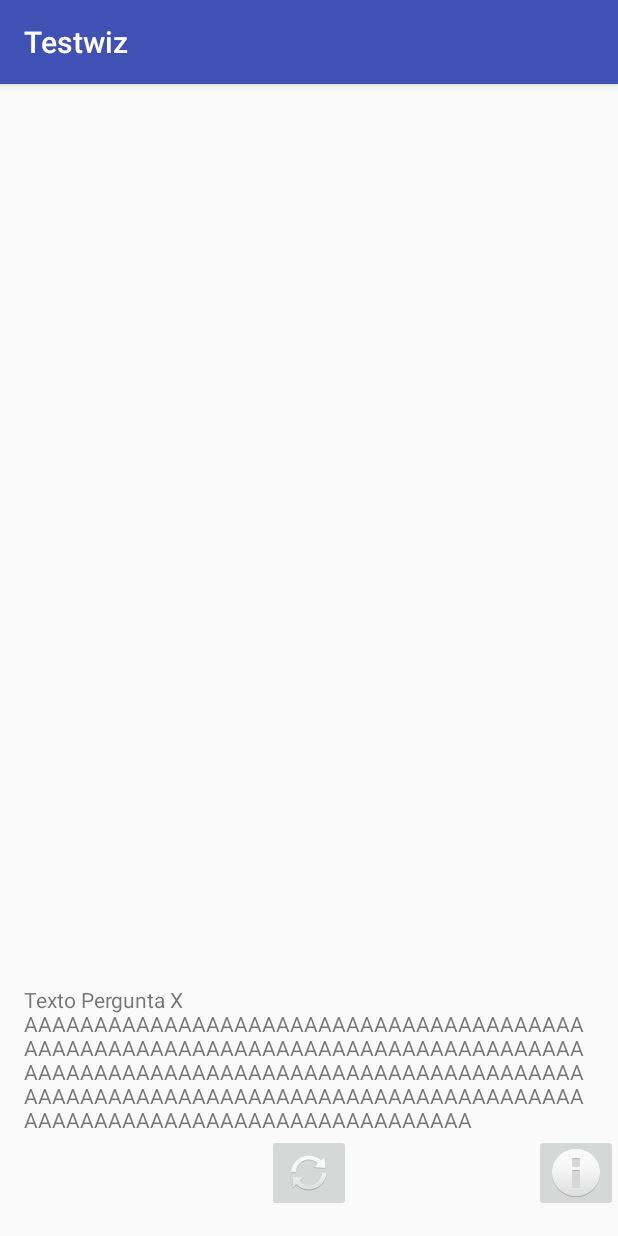
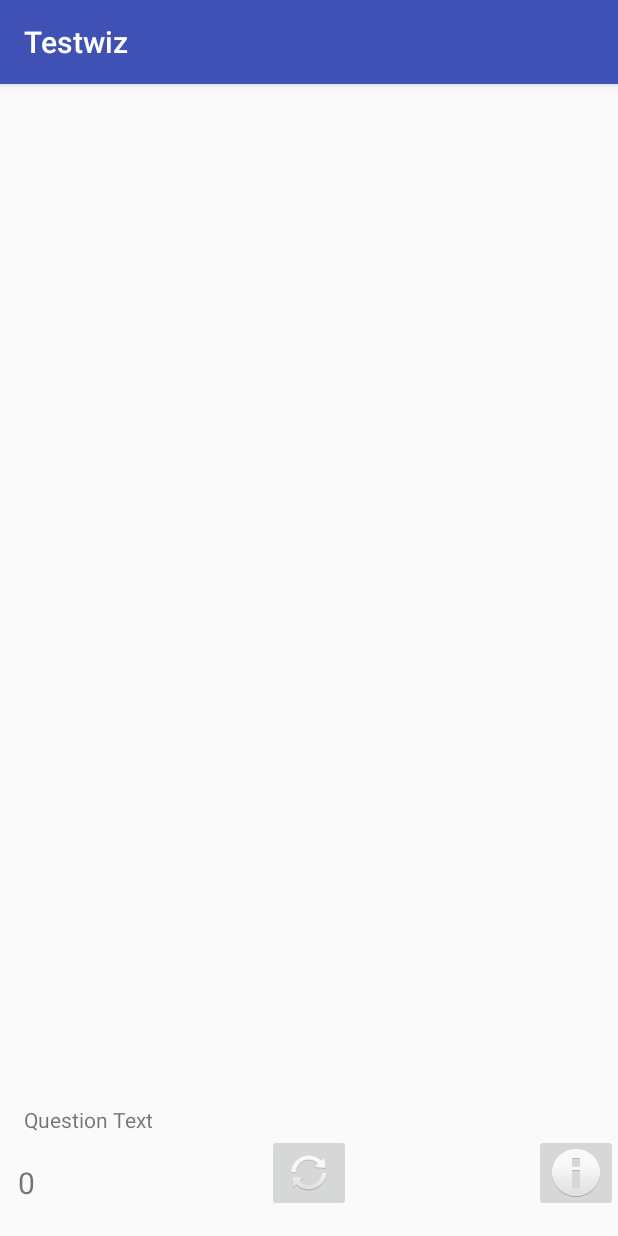
Before and after one commit to ronaldpereira/unit-test-quiz, an Android app: the QuestionsActivity screen opened directly, with no data from a screen before it, on a phone screen of 412 x 824 dp. Run offline under Robolectric (Android 15) with nearby library versions, the light colour scheme and no system bars.

Commit message:
view - display user points on screen

```diff
--- a/app/src/main/res/layout/activity_questions.xml
+++ b/app/src/main/res/layout/activity_questions.xml
@@ -24,7 +24,7 @@
             android:orientation="vertical" >
 
             <TextView
-                android:text="Texto Pergunta X AAAAAAAAAAAAAAAAAAAAAAAAAAAAAAAAAAAAAAAAAAAAAAAAAAAAAAAAAAAAAAAAAAAAAAAAAAAAAAAAAAAAAAAAAAAAAAAAAAAAAAAAAAAAAAAAAAAAAAAAAAAAAAAAAAAAAAAAAAAAAAAAAAAAAAAAAAAAAAAAAAAAAAAAAAAAAAAAAAAAAAAAAAAAAAAA"
+                android:text="Question Text"
                 android:layout_width="match_parent"
                 android:layout_height="match_parent"
                 android:id="@+id/textViewText" />
@@ -37,6 +37,17 @@
         android:layout_height="wrap_content"
         android:id="@+id/listViewOptions"
         android:layout_above="@+id/imageButtonRefresh"/>
+
+    <TextView
+        android:id="@+id/playerPoints"
+        android:layout_width="125dp"
+        android:layout_height="wrap_content"
+        android:layout_alignParentBottom="true"
+        android:layout_alignParentStart="true"
+        android:layout_marginBottom="6dp"
+        android:layout_marginStart="12dp"
+        android:text="0"
+        android:textSize="20sp" />
 
     <ImageButton
         android:layout_width="wrap_content"
```
